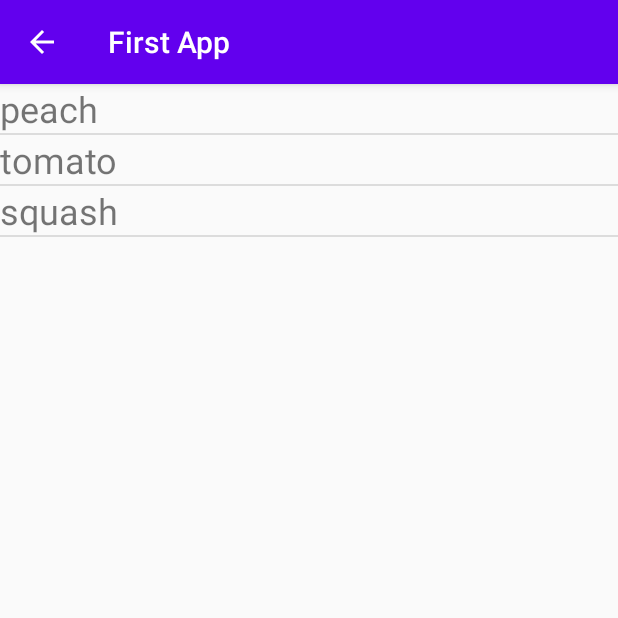
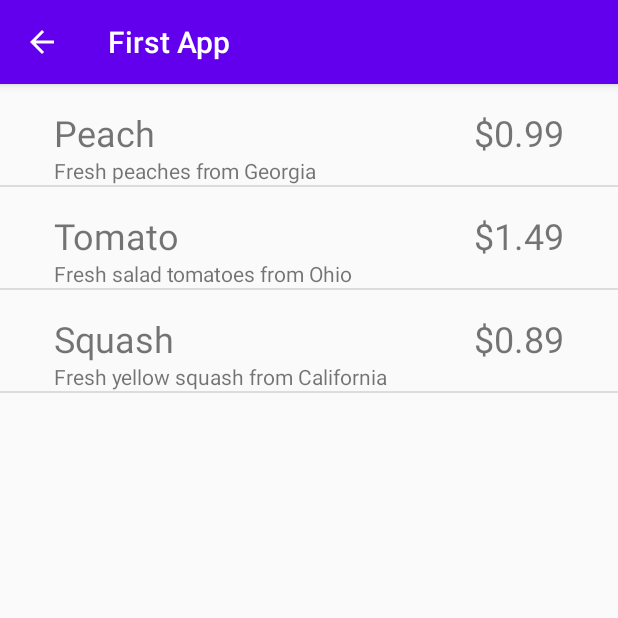
Before and after one commit to jerryczhang/firstapp, an Android app: the ListActivity screen opened directly, with no data from a screen before it, on a phone screen of 412 x 824 dp, the top half of it. Run offline under Robolectric (Android 15) with nearby library versions, the phone set to English and light mode, and no system bars.

Commit message:
Create custom layout for list activity

```diff
--- /dev/null
+++ b/app/src/main/java/com/example/firstapp/ItemAdapter.java
@@ -0,0 +1,56 @@
+package com.example.firstapp;
+
+import android.content.Context;
+import android.view.LayoutInflater;
+import android.view.View;
+import android.view.ViewGroup;
+import android.widget.BaseAdapter;
+import android.widget.TextView;
+
+public class ItemAdapter extends BaseAdapter {
+
+    LayoutInflater mInflater;
+    String[] items;
+    String[] prices;
+    String[] descriptions;
+
+    public ItemAdapter(Context context, String[] i, String[] p, String[] d) {
+        items = i;
+        prices = p;
+        descriptions = d;
+        mInflater = (LayoutInflater) context.getSystemService(Context.LAYOUT_INFLATER_SERVICE);
+    }
+
+   @Override
+    public int getCount() {
+        return items.length;
+    }
+
+    @Override
+    public Object getItem(int position) {
+        return items[position];
+    }
+
+    @Override
+    public long getItemId(int position) {
+        return position;
+    }
+
+    @Override
+    public View getView(int position, View convertView, ViewGroup parent) {
+        View v = mInflater.inflate(R.layout.my_listview_detail, null);
+        TextView nameTextView = (TextView) v.findViewById(R.id.nameTextView);
+        TextView descriptionTextView = (TextView) v.findViewById(R.id.descriptionTextView);
+        TextView priceTextView = (TextView) v.findViewById(R.id.priceTextView);
+
+        String name = items[position];
+        String description = descriptions[position];
+        String price = prices[position];
+
+        nameTextView.setText(name);
+        descriptionTextView.setText(description);
+        priceTextView.setText(price);
+
+        return v;
+    }
+}
--- a/app/src/main/java/com/example/firstapp/ListActivity.java
+++ b/app/src/main/java/com/example/firstapp/ListActivity.java
@@ -2,7 +2,6 @@ package com.example.firstapp;
 
 import android.content.res.Resources;
 import android.os.Bundle;
-import android.widget.ArrayAdapter;
 import android.widget.ListView;
 
 import androidx.appcompat.app.AppCompatActivity;
@@ -11,6 +10,8 @@ public class ListActivity extends AppCompatActivity {
 
     ListView myListView;
     String[] items;
+    String[] prices;
+    String[] descriptions;
 
     @Override
     protected void onCreate(Bundle savedInstanceState) {
@@ -20,7 +21,10 @@ public class ListActivity extends AppCompatActivity {
         Resources res = getResources();
         myListView = (ListView) findViewById(R.id.myListView);
         items = res.getStringArray(R.array.items);
+        prices = res.getStringArray(R.array.prices);
+        descriptions = res.getStringArray(R.array.descriptions);
 
-        myListView.setAdapter(new ArrayAdapter<String>(this, R.layout.my_listview_detail, items));
+        ItemAdapter itemAdapter = new ItemAdapter(this, items, prices, descriptions);
+        myListView.setAdapter(itemAdapter);
     }
 }
--- a/app/src/main/res/layout/my_listview_detail.xml
+++ b/app/src/main/res/layout/my_listview_detail.xml
@@ -1,7 +1,33 @@
 <?xml version="1.0" encoding="utf-8"?>
-<TextView xmlns:android="http://schemas.android.com/apk/res/android"
-    android:layout_width="match_parent"
-    android:layout_height="match_parent"
-    android:textSize="24sp">
+<RelativeLayout xmlns:android="http://schemas.android.com/apk/res/android"
+    android:layout_width="match_parent" android:layout_height="match_parent">
 
-</TextView>
+    <TextView
+        android:id="@+id/nameTextView"
+        android:layout_width="wrap_content"
+        android:layout_height="wrap_content"
+        android:layout_alignParentStart="true"
+        android:layout_alignParentTop="true"
+        android:layout_marginStart="36dp"
+        android:layout_marginTop="16dp"
+        android:textSize="24sp" />
+
+    <TextView
+        android:id="@+id/descriptionTextView"
+        android:layout_width="wrap_content"
+        android:layout_height="wrap_content"
+        android:layout_alignStart="@+id/nameTextView"
+        android:layout_alignParentTop="true"
+        android:layout_marginStart="0dp"
+        android:layout_marginTop="48dp" />
+
+    <TextView
+        android:id="@+id/priceTextView"
+        android:layout_width="wrap_content"
+        android:layout_height="wrap_content"
+        android:layout_alignTop="@+id/nameTextView"
+        android:layout_alignParentEnd="true"
+        android:layout_marginTop="0dp"
+        android:layout_marginEnd="36dp"
+        android:textSize="24sp" />
+</RelativeLayout>
--- a/app/src/main/res/values/strings.xml
+++ b/app/src/main/res/values/strings.xml
@@ -8,9 +8,9 @@
     <string name="button_google">Google Search</string>
     <string name="button_gotoList">List</string>
     <string-array name="items">
-        <item>peach</item>
-        <item>tomato</item>
-        <item>squash</item>
+        <item>Peach</item>
+        <item>Tomato</item>
+        <item>Squash</item>
     </string-array>
     <string-array name="prices">
         <item>$0.99</item>
```
